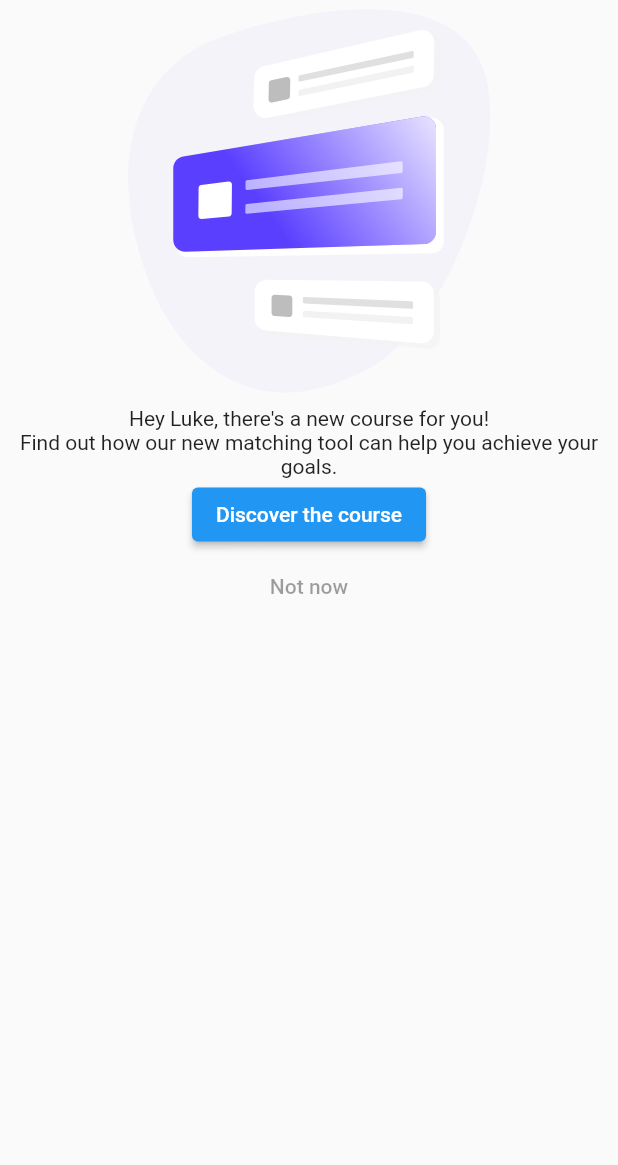
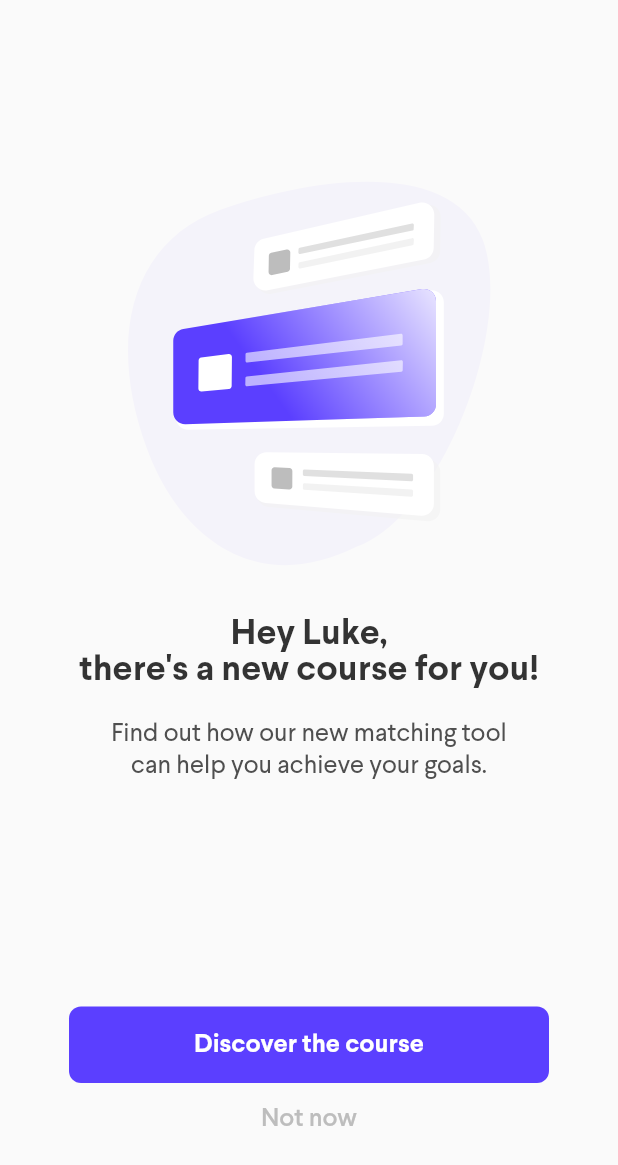
Before and after one commit to Aditya1402/FlutterDaily, a Flutter app: the screen it shows after launch, on a phone screen of 412 x 824 dp. Shown: the top 1165 px of the screen. Run offline on Flutter 3.47's test engine with Material 2 defaults, Android fonts, the phone set to English and light mode, and no system bars; our stand-ins replace flutter_svg.

Commit message:
Complete Alert Page

```diff
--- a/day001/lib/main.dart
+++ b/day001/lib/main.dart
@@ -8,7 +8,9 @@ class MyApp extends StatelessWidget {
 
   @override
   Widget build(BuildContext context) {
-    return const MaterialApp(
-      home: AlertPage());
+    return  MaterialApp(
+      debugShowCheckedModeBanner: false,
+      theme: ThemeData(fontFamily: 'Larsseit'),
+      home: const AlertPage());
   }
 }
--- a/day001/lib/screens/alert.dart
+++ b/day001/lib/screens/alert.dart
@@ -9,23 +9,47 @@ class AlertPage extends StatelessWidget {
   Widget build(BuildContext context) {
     return Scaffold(
       body: SafeArea(
+        child: Padding(
+          padding: const EdgeInsets.all(35.0),
           child: Column(
             children:
             [
+              const SizedBox(height: 80,),
+
               Align(
                 alignment: Alignment.center,
                 child: SvgPicture.asset("assets/images/illustration.svg")),
 
+              const SizedBox(height: 25,),
 
-            const Text("Hey Luke, there's a new course for you!"),
+              const Text("Hey Luke,\nthere's a new course for you!",
+              textAlign: TextAlign.center,
+              style: TextStyle(
+                color: Color(0xFF333333),
+                fontWeight: FontWeight.w700,
+                fontSize: 24
+              ),),
+
+              const SizedBox(height: 20),
+
               const Text(
-              "Find out how our new matching tool can help you achieve your goals.",
+                "Find out how our new matching tool\ncan help you achieve your goals.",
+                style: TextStyle(fontSize: 17,
+                color: Color(0xFF4F4F4F)),
                 textAlign: TextAlign.center),
+
+                const SizedBox(height: 150),
 
               const Button(),
 
-            const TextButton(onPressed: null, child: Text("Not now"))
+              const TextButton(onPressed: null, child: Text("Not now",
+              style: TextStyle(fontWeight: FontWeight.w500,
+        fontSize: 17,
+        color: Color(0xFFBDBDBD)))),
+
+
             ],
+          ),
         ),
       ),
     );
--- a/day001/lib/widgets/button.dart
+++ b/day001/lib/widgets/button.dart
@@ -5,9 +5,20 @@ class Button extends StatelessWidget {
 
   @override
   Widget build(BuildContext context) {
-    return  ElevatedButton(
-
-      onPressed: (){},
-      child: const Text("Discover the course"));
+    return  SizedBox(
+      width: 320,
+      child: ElevatedButton(
+        style: ElevatedButton.styleFrom(
+          padding: const EdgeInsets.all(17),
+          elevation: 0,
+          shape: RoundedRectangleBorder(borderRadius: BorderRadius.circular(8)),
+          primary: const Color(0xFF5B3FFF),
+          splashFactory: NoSplash.splashFactory
+        ),
+        onPressed: (){},
+        child: const Text("Discover the course",
+        style: TextStyle(fontWeight: FontWeight.w600,
+        fontSize: 17),)),
+    );
   }
 }
```
Also changed, not shown: day001/pubspec.yaml (+11 -6 lines), day001/assets/fonts/Larsseit-Bold.otf (added), day001/assets/fonts/Larsseit-ExtraBold.otf (added), day001/assets/fonts/Larsseit-Medium.otf (added), day001/assets/fonts/Larsseit.otf (added), 1 other file. Lines whose indentation alone changed are shown as unchanged.
